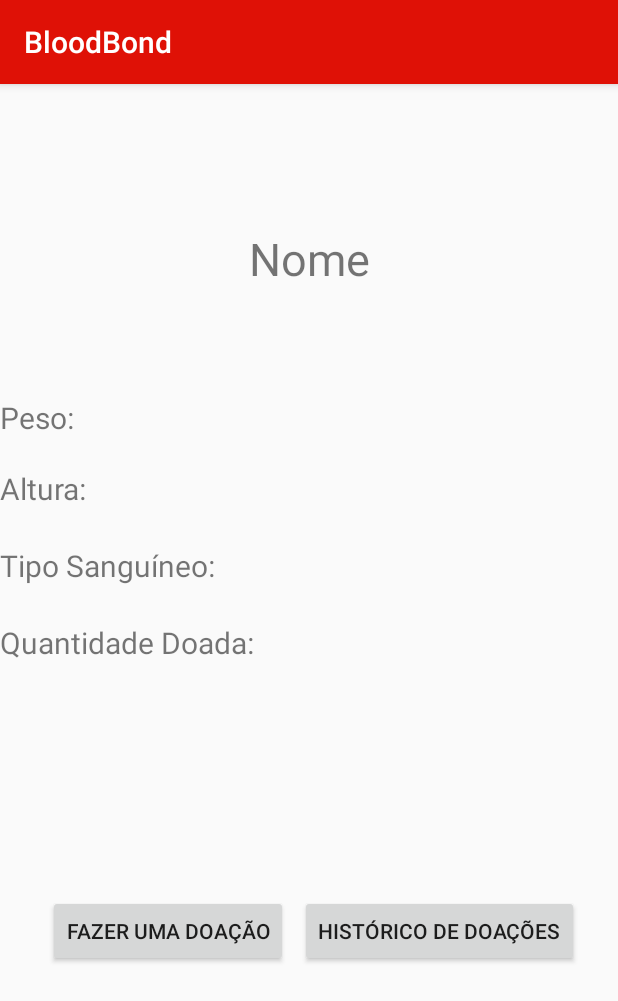
After one commit to Vernalhav/App-doacao-sangue, an Android app: the perfilUsuario screen opened directly, with no data from a screen before it, on a phone screen of 412 x 824 dp. The commit adds this screen. Shown: the top 1001 px of the screen. Run offline under Robolectric (Android 15) with nearby library versions, the phone set to English and light mode, and no system bars.

Commit message:
prototipo de perfil

```diff
--- a/app/src/main/AndroidManifest.xml
+++ b/app/src/main/AndroidManifest.xml
@@ -10,6 +10,8 @@
         android:supportsRtl="true"
         android:theme="@style/AppTheme">
         <activity android:name=".telaCadastro"></activity>
+        <activity android:name=".perfilUsuario"></activity>
+        <activity android:name=".perfilInstituicao"></activity>
         <activity android:name=".MainActivity">
             <intent-filter>
                 <action android:name="android.intent.action.MAIN" />
--- /dev/null
+++ b/app/src/main/java/com/example/bloodbond/perfilUsuario.java
@@ -0,0 +1,26 @@
+package com.example.bloodbond;
+
+import android.os.Bundle;
+import android.support.v7.app.AppCompatActivity;
+import android.widget.Button;
+import android.widget.TextView;
+
+public class perfilUsuario extends AppCompatActivity {
+
+    Button doar, historico;
+    TextView nome, peso, altura, tipo, qtd;
+
+    @Override
+    protected void onCreate(Bundle savedInstanceState) {
+        super.onCreate(savedInstanceState);
+        setContentView(R.layout.activity_perfil_usuario);
+        nome = (TextView) findViewById(R.id.nome);
+        peso = (TextView) findViewById(R.id.peso);
+        altura = (TextView) findViewById(R.id.altura);
+        tipo = (TextView) findViewById(R.id.tipo);
+        qtd = (TextView) findViewById(R.id.qtd);
+        doar = (Button) findViewById(R.id.doar);
+        historico = (Button) findViewById(R.id.historico);
+    }
+    //TODO setar os textview com os dados dos usuarios
+}
--- /dev/null
+++ b/app/src/main/res/layout/activity_perfil_usuario.xml
@@ -0,0 +1,97 @@
+<?xml version="1.0" encoding="utf-8"?>
+<android.support.constraint.ConstraintLayout
+    xmlns:android="http://schemas.android.com/apk/res/android"
+    xmlns:app="http://schemas.android.com/apk/res-auto"
+    xmlns:tools="http://schemas.android.com/tools"
+    android:layout_width="match_parent"
+    android:layout_height="match_parent"
+    tools:context=".perfilUsuario">
+
+    <TextView
+        android:id="@+id/peso"
+        android:layout_width="wrap_content"
+        android:layout_height="wrap_content"
+        android:layout_marginTop="72dp"
+        android:text="Peso: "
+        android:textSize="20sp"
+        app:layout_constraintTop_toBottomOf="@+id/nome"
+        tools:layout_editor_absoluteX="60dp" />
+
+    <TextView
+        android:id="@+id/altura"
+        android:layout_width="wrap_content"
+        android:layout_height="wrap_content"
+        android:layout_marginTop="20dp"
+        android:text="Altura:"
+        android:textSize="20sp"
+        app:layout_constraintTop_toBottomOf="@+id/peso"
+        tools:layout_editor_absoluteX="60dp" />
+
+    <TextView
+        android:id="@+id/tipo"
+        android:layout_width="wrap_content"
+        android:layout_height="wrap_content"
+        android:layout_marginTop="24dp"
+        android:text="Tipo Sanguíneo:"
+        android:textSize="20sp"
+        app:layout_constraintTop_toBottomOf="@+id/altura"
+        tools:layout_editor_absoluteX="57dp" />
+
+    <TextView
+        android:id="@+id/nome"
+        android:layout_width="wrap_content"
+        android:layout_height="wrap_content"
+        android:layout_marginStart="8dp"
+        android:layout_marginLeft="8dp"
+        android:layout_marginTop="96dp"
+        android:layout_marginEnd="8dp"
+        android:layout_marginRight="8dp"
+        android:text="Nome"
+        android:textSize="30sp"
+        app:layout_constraintEnd_toEndOf="parent"
+        app:layout_constraintStart_toStartOf="parent"
+        app:layout_constraintTop_toTopOf="parent" />
+
+    <TextView
+        android:id="@+id/qtd"
+        android:layout_width="wrap_content"
+        android:layout_height="wrap_content"
+        android:layout_marginTop="24dp"
+        android:text="Quantidade Doada: "
+        android:textSize="20sp"
+        app:layout_constraintTop_toBottomOf="@+id/tipo"
+        tools:layout_editor_absoluteX="57dp" />
+
+    <Button
+        android:id="@+id/doar"
+        android:layout_width="wrap_content"
+        android:layout_height="wrap_content"
+        android:layout_marginStart="32dp"
+        android:layout_marginLeft="32dp"
+        android:layout_marginTop="8dp"
+        android:layout_marginBottom="152dp"
+        android:text="Fazer uma doação"
+        app:layout_constraintBottom_toBottomOf="parent"
+        app:layout_constraintStart_toStartOf="parent"
+        app:layout_constraintTop_toBottomOf="@+id/qtd"
+        app:layout_constraintVertical_bias="0.841" />
+
+    <Button
+        android:id="@+id/historico"
+        android:layout_width="wrap_content"
+        android:layout_height="wrap_content"
+        android:layout_marginStart="8dp"
+        android:layout_marginLeft="8dp"
+        android:layout_marginTop="8dp"
+        android:layout_marginEnd="16dp"
+        android:layout_marginRight="16dp"
+        android:layout_marginBottom="152dp"
+        android:text="Histórico de Doações"
+        app:layout_constraintBottom_toBottomOf="parent"
+        app:layout_constraintEnd_toEndOf="parent"
+        app:layout_constraintHorizontal_bias="0.0"
+        app:layout_constraintStart_toEndOf="@+id/doar"
+        app:layout_constraintTop_toBottomOf="@+id/qtd"
+        app:layout_constraintVertical_bias="0.841" />
+
+</android.support.constraint.ConstraintLayout>
```
Also changed, not shown: app/src/main/java/com/example/bloodbond/MainActivity.java (+24 -4 lines), app/src/main/java/com/example/bloodbond/perfilInstituicao.java (added, +20 -0 lines), app/src/main/res/layout/activity_main.xml (+31 -29 lines), app/src/main/res/layout/activity_perfil_instituicao.xml (added, +73 -0 lines).
